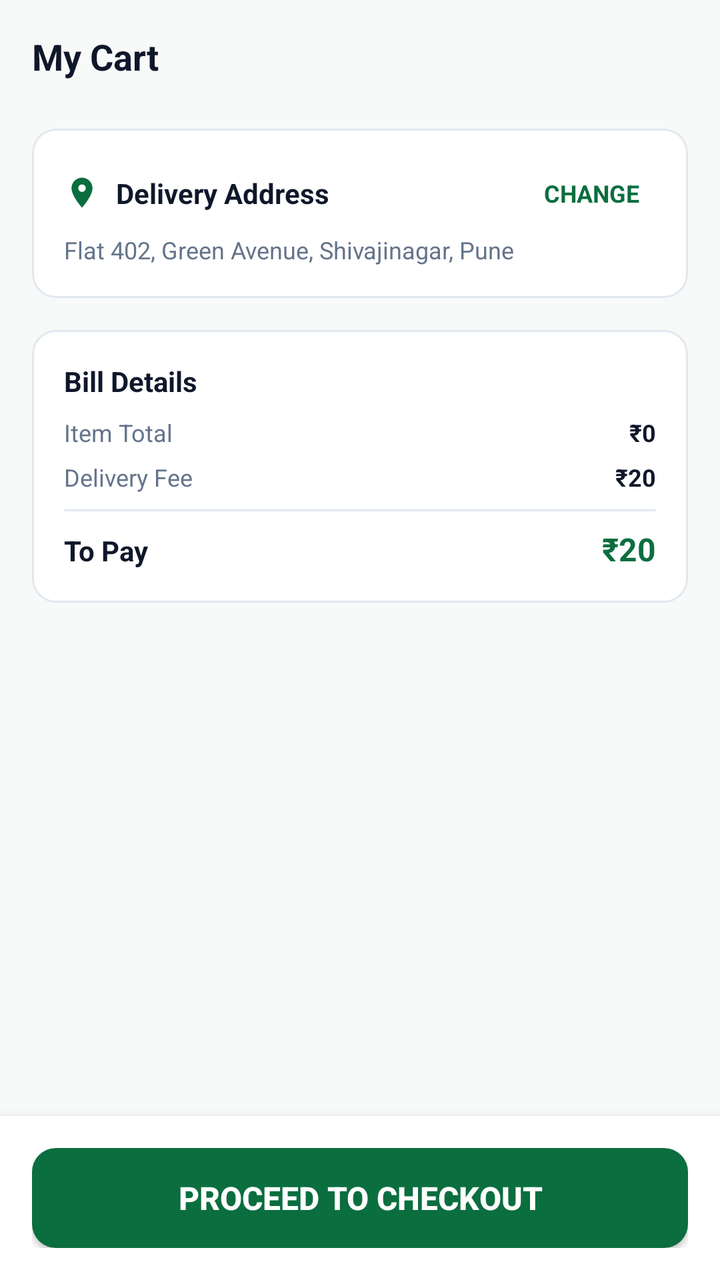
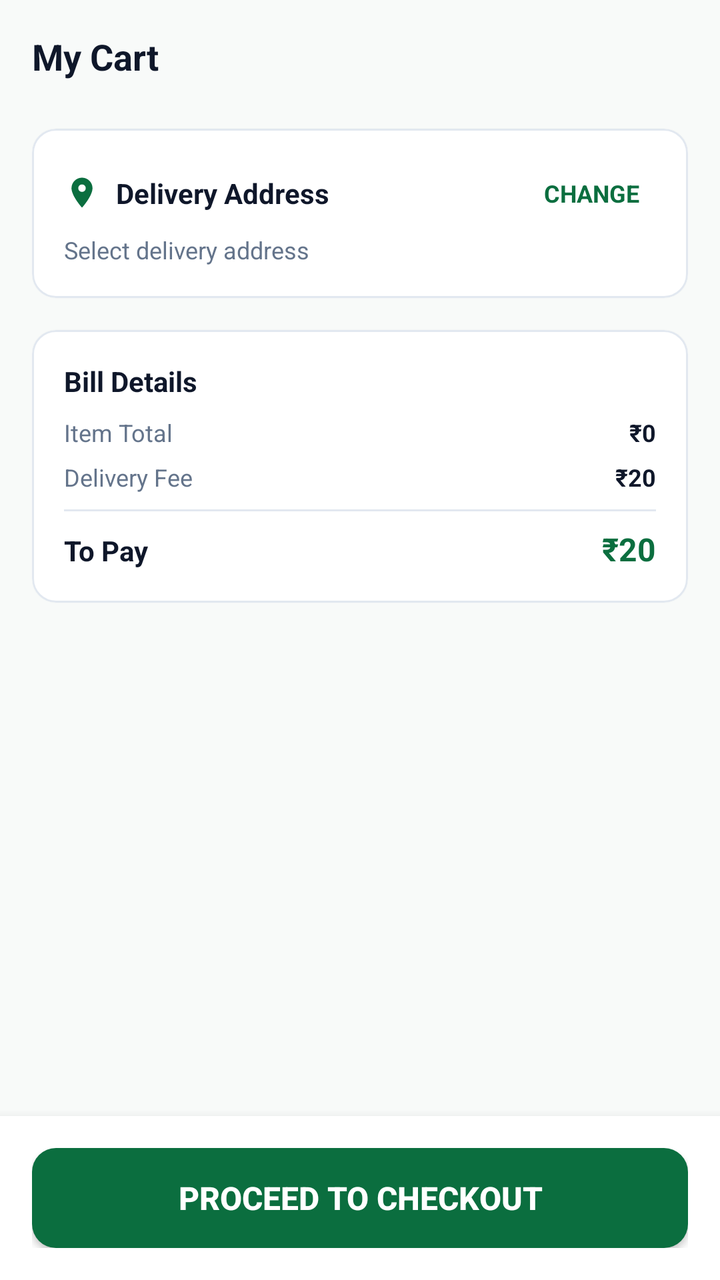

The first picture is an Android layout as it rendered before a commit; the second is the same layout after the commit. The layout source and the unified diff follow.
<!-- AndroidManifest.xml: application theme Theme.Rucart -->
<!-- res/layout/fragment_customer_cart.xml -->
<?xml version="1.0" encoding="utf-8"?>
<LinearLayout xmlns:android="http://schemas.android.com/apk/res/android"
    xmlns:app="http://schemas.android.com/apk/res-auto"
    android:layout_width="match_parent"
    android:layout_height="match_parent"
    android:background="@color/window_background"
    android:orientation="vertical">

    <androidx.core.widget.NestedScrollView
        android:layout_width="match_parent"
        android:layout_height="0dp"
        android:layout_weight="1"
        android:fillViewport="true">

        <LinearLayout
            android:layout_width="match_parent"
            android:layout_height="wrap_content"
            android:orientation="vertical"
            android:padding="@dimen/spacing_medium">

            
            <TextView
                android:layout_width="wrap_content"
                android:layout_height="wrap_content"
                android:text="@string/my_cart"
                android:textColor="@color/text_primary"
                android:textSize="@dimen/text_heading"
                android:textStyle="bold" />

            
            <LinearLayout
                android:id="@+id/layoutEmptyCart"
                android:layout_width="match_parent"
                android:layout_height="260dp"
                android:gravity="center"
                android:orientation="vertical"
                android:visibility="gone">

                <ImageView
                    android:layout_width="72dp"
                    android:layout_height="72dp"
                    android:src="@drawable/ic_cart" />

                <TextView
                    android:layout_width="wrap_content"
                    android:layout_height="wrap_content"
                    android:layout_marginTop="@dimen/spacing_medium"
                    android:text="@string/empty_cart"
                    android:textColor="@color/text_primary"
                    android:textSize="@dimen/text_subheading"
                    android:textStyle="bold" />

                <TextView
                    android:layout_width="wrap_content"
                    android:layout_height="wrap_content"
                    android:layout_marginTop="4dp"
                    android:text="Explore fresh fruits, vegetables, and daily staples"
                    android:textColor="@color/text_secondary"
                    android:textSize="@dimen/text_caption" />

                <androidx.appcompat.widget.AppCompatButton
                    android:id="@+id/btnExploreGroceries"
                    android:layout_width="wrap_content"
                    android:layout_height="40dp"
                    android:layout_marginTop="@dimen/spacing_medium"
                    android:background="@drawable/bg_button_primary"
                    android:paddingHorizontal="@dimen/spacing_large"
                    android:text="Browse Products"
                    android:textColor="@color/white"
                    android:textSize="12sp"
                    android:textStyle="bold" />
            </LinearLayout>

            
            <LinearLayout
                android:id="@+id/layoutGuestCart"
                android:layout_width="match_parent"
                android:layout_height="280dp"
                android:gravity="center"
                android:orientation="vertical"
                android:visibility="gone">

                <ImageView
                    android:layout_width="72dp"
                    android:layout_height="72dp"
                    android:src="@drawable/ic_account" />

                <TextView
                    android:layout_width="wrap_content"
                    android:layout_height="wrap_content"
                    android:layout_marginTop="@dimen/spacing_medium"
                    android:text="Sign in to View Your Cart"
                    android:textColor="@color/text_primary"
                    android:textSize="@dimen/text_subheading"
                    android:textStyle="bold" />

                <TextView
                    android:layout_width="wrap_content"
                    android:layout_height="wrap_content"
                    android:layout_marginTop="4dp"
                    android:text="Log in or create an account to start shopping fresh groceries"
                    android:textColor="@color/text_secondary"
                    android:textSize="@dimen/text_caption" />

                <androidx.appcompat.widget.AppCompatButton
                    android:id="@+id/btnCartLogin"
                    android:layout_width="wrap_content"
                    android:layout_height="42dp"
                    android:layout_marginTop="@dimen/spacing_medium"
                    android:background="@drawable/bg_button_primary"
                    android:paddingHorizontal="@dimen/spacing_large"
                    android:text="Log In / Sign Up"
                    android:textColor="@color/white"
                    android:textSize="13sp"
                    android:textStyle="bold" />
            </LinearLayout>

            
            <androidx.recyclerview.widget.RecyclerView
                android:id="@+id/rvCartItems"
                android:layout_width="match_parent"
                android:layout_height="wrap_content"
                android:layout_marginTop="@dimen/spacing_small"
                android:nestedScrollingEnabled="false" />

            
            <com.google.android.material.card.MaterialCardView
                android:id="@+id/cardAddress"
                android:layout_width="match_parent"
                android:layout_height="wrap_content"
                android:layout_marginTop="@dimen/spacing_medium"
                app:cardCornerRadius="@dimen/corner_radius_medium"
                app:cardElevation="1dp"
                app:strokeColor="@color/divider_color"
                app:strokeWidth="1dp">

                <LinearLayout
                    android:layout_width="match_parent"
                    android:layout_height="wrap_content"
                    android:orientation="vertical"
                    android:padding="@dimen/spacing_medium">

                    <LinearLayout
                        android:layout_width="match_parent"
                        android:layout_height="wrap_content"
                        android:gravity="center_vertical"
                        android:orientation="horizontal">

                        <ImageView
                            android:layout_width="18dp"
                            android:layout_height="18dp"
                            android:src="@drawable/ic_location" />

                        <TextView
                            android:layout_width="0dp"
                            android:layout_height="wrap_content"
                            android:layout_marginStart="@dimen/spacing_small"
                            android:layout_weight="1"
                            android:text="Delivery Address"
                            android:textColor="@color/text_primary"
                            android:textSize="@dimen/text_body"
                            android:textStyle="bold" />

                        <TextView
                            android:id="@+id/btnCartChangeAddress"
                            android:layout_width="wrap_content"
                            android:layout_height="wrap_content"
                            android:padding="@dimen/spacing_small"
                            android:text="CHANGE"
                            android:textColor="@color/primary_green"
                            android:textSize="12sp"
                            android:textStyle="bold" />
                    </LinearLayout>

                    <TextView
                        android:id="@+id/tvCartAddress"
                        android:layout_width="wrap_content"
                        android:layout_height="wrap_content"
                        android:layout_marginTop="4dp"
                        android:text="Flat 402, Green Avenue, Shivajinagar, Pune"
                        android:textColor="@color/text_secondary"
                        android:textSize="@dimen/text_caption" />
                </LinearLayout>
            </com.google.android.material.card.MaterialCardView>

            
            <com.google.android.material.card.MaterialCardView
                android:id="@+id/cardBill"
                android:layout_width="match_parent"
                android:layout_height="wrap_content"
                android:layout_marginTop="@dimen/spacing_medium"
                app:cardCornerRadius="@dimen/corner_radius_medium"
                app:cardElevation="1dp"
                app:strokeColor="@color/divider_color"
                app:strokeWidth="1dp">

                <LinearLayout
                    android:layout_width="match_parent"
                    android:layout_height="wrap_content"
                    android:orientation="vertical"
                    android:padding="@dimen/spacing_medium">

                    <TextView
                        android:layout_width="wrap_content"
                        android:layout_height="wrap_content"
                        android:text="@string/bill_details"
                        android:textColor="@color/text_primary"
                        android:textSize="@dimen/text_body"
                        android:textStyle="bold" />

                    <LinearLayout
                        android:layout_width="match_parent"
                        android:layout_height="wrap_content"
                        android:layout_marginTop="@dimen/spacing_small"
                        android:orientation="horizontal">

                        <TextView
                            android:layout_width="0dp"
                            android:layout_height="wrap_content"
                            android:layout_weight="1"
                            android:text="@string/item_total"
                            android:textColor="@color/text_secondary"
                            android:textSize="@dimen/text_caption" />

                        <TextView
                            android:id="@+id/tvItemTotal"
                            android:layout_width="wrap_content"
                            android:layout_height="wrap_content"
                            android:text="₹0"
                            android:textColor="@color/text_primary"
                            android:textSize="@dimen/text_caption"
                            android:textStyle="bold" />
                    </LinearLayout>

                    <LinearLayout
                        android:layout_width="match_parent"
                        android:layout_height="wrap_content"
                        android:layout_marginTop="6dp"
                        android:orientation="horizontal">

                        <TextView
                            android:layout_width="0dp"
                            android:layout_height="wrap_content"
                            android:layout_weight="1"
                            android:text="@string/delivery_partner_fee"
                            android:textColor="@color/text_secondary"
                            android:textSize="@dimen/text_caption" />

                        <TextView
                            android:id="@+id/tvDeliveryFee"
                            android:layout_width="wrap_content"
                            android:layout_height="wrap_content"
                            android:text="₹20"
                            android:textColor="@color/text_primary"
                            android:textSize="@dimen/text_caption"
                            android:textStyle="bold" />
                    </LinearLayout>

                    <View
                        android:layout_width="match_parent"
                        android:layout_height="1dp"
                        android:layout_marginVertical="@dimen/spacing_small"
                        android:background="@color/divider_color" />

                    <LinearLayout
                        android:layout_width="match_parent"
                        android:layout_height="wrap_content"
                        android:orientation="horizontal">

                        <TextView
                            android:layout_width="0dp"
                            android:layout_height="wrap_content"
                            android:layout_weight="1"
                            android:text="@string/grand_total"
                            android:textColor="@color/text_primary"
                            android:textSize="@dimen/text_body"
                            android:textStyle="bold" />

                        <TextView
                            android:id="@+id/tvGrandTotal"
                            android:layout_width="wrap_content"
                            android:layout_height="wrap_content"
                            android:text="₹20"
                            android:textColor="@color/primary_green"
                            android:textSize="@dimen/text_subheading"
                            android:textStyle="bold" />
                    </LinearLayout>
                </LinearLayout>
            </com.google.android.material.card.MaterialCardView>

        </LinearLayout>
    </androidx.core.widget.NestedScrollView>

    
    <LinearLayout
        android:id="@+id/layoutCheckoutFooter"
        android:layout_width="match_parent"
        android:layout_height="wrap_content"
        android:background="@color/white"
        android:elevation="8dp"
        android:orientation="vertical"
        android:padding="@dimen/spacing_medium">

        <androidx.appcompat.widget.AppCompatButton
            android:id="@+id/btnCheckout"
            android:layout_width="match_parent"
            android:layout_height="50dp"
            android:background="@drawable/bg_button_primary"
            android:text="Proceed to Checkout"
            android:textColor="@color/white"
            android:textSize="@dimen/text_subheading"
            android:textStyle="bold" />
    </LinearLayout>

</LinearLayout>
<!-- resources referenced by this layout -->
<resources>
  <color name="divider_color">#E2E8F0</color>
  <color name="primary_green">#0B6E3F</color>
  <color name="text_primary">#0F172A</color>
  <color name="text_secondary">#64748B</color>
  <color name="white">#FFFFFF</color>
  <color name="window_background">#F8FAF9</color>
  <dimen name="corner_radius_medium">12dp</dimen>
  <dimen name="spacing_large">24dp</dimen>
  <dimen name="spacing_medium">16dp</dimen>
  <dimen name="spacing_small">8dp</dimen>
  <dimen name="text_body">14sp</dimen>
  <dimen name="text_caption">12sp</dimen>
  <dimen name="text_heading">18sp</dimen>
  <dimen name="text_subheading">16sp</dimen>
  <!-- drawable bg_button_primary (drawable) -->
  <?xml version="1.0" encoding="utf-8"?>
  <ripple xmlns:android="http://schemas.android.com/apk/res/android"
      android:color="#33FFFFFF">
      <item>
          <shape android:shape="rectangle">
              <solid android:color="@color/primary_green" />
              <corners android:radius="@dimen/corner_radius_medium" />
          </shape>
      </item>
  </ripple>
  <!-- drawable ic_account (drawable) -->
  <vector xmlns:android="http://schemas.android.com/apk/res/android"
      android:width="24dp"
      android:height="24dp"
      android:viewportWidth="24"
      android:viewportHeight="24">
      <path
          android:fillColor="@color/primary_green"
          android:pathData="M12,12c2.21,0 4,-1.79 4,-4s-1.79,-4 -4,-4 -4,1.79 -4,4 1.79,4 4,4zm0,2c-2.67,0 -8,1.34 -8,4v2h16v-2c0,-2.66 -5.33,-4 -8,-4z" />
  </vector>
  <!-- drawable ic_cart (drawable) -->
  <vector xmlns:android="http://schemas.android.com/apk/res/android"
      android:width="24dp"
      android:height="24dp"
      android:viewportWidth="24"
      android:viewportHeight="24">
      <path
          android:fillColor="@color/primary_green"
          android:pathData="M7,18c-1.1,0 -1.99,0.9 -1.99,2S5.9,22 7,22s2,-0.9 2,-2 -0.9,-2 -2,-2zM1,2v2h2l3.6,7.59 -1.35,2.45c-0.16,0.28 -0.25,0.61 -0.25,0.96 0,1.1 0.9,2 2,2h12v-2H7.42c-0.14,0 -0.25,-0.11 -0.25,-0.25l0.03,-0.12 0.9,-1.63h7.45c0.75,0 1.41,-0.41 1.75,-1.03l3.58,-6.49c0.08,-0.14 0.12,-0.31 0.12,-0.48 0,-0.55 -0.45,-1 -1,-1H5.21l-0.94,-2H1zm16,16c-1.1,0 -1.99,0.9 -1.99,2s0.89,2 1.99,2 2,-0.9 2,-2 -0.9,-2 -2,-2z" />
  </vector>
  <!-- drawable ic_location (drawable) -->
  <vector xmlns:android="http://schemas.android.com/apk/res/android"
      android:width="24dp"
      android:height="24dp"
      android:viewportWidth="24"
      android:viewportHeight="24">
      <path
          android:fillColor="@color/primary_green"
          android:pathData="M12,2C8.13,2 5,5.13 5,9c0,5.25 7,13 7,13s7,-7.75 7,-13c0,-3.87 -3.13,-7 -7,-7zm0,9.5c-1.38,0 -2.5,-1.12 -2.5,-2.5s1.12,-2.5 2.5,-2.5 2.5,1.12 2.5,2.5 -1.12,2.5 -2.5,2.5z" />
  </vector>
  <string name="bill_details">Bill Details</string>
  <string name="delivery_partner_fee">Delivery Fee</string>
  <string name="empty_cart">Your cart is empty</string>
  <string name="grand_total">To Pay</string>
  <string name="item_total">Item Total</string>
  <string name="my_cart">My Cart</string>
  <color name="primary_green_dark">#074D2B</color>
  <color name="text_on_primary">#FFFFFF</color>
  <color name="accent_green">#00A859</color>
  <color name="primary_green_light">#13884C</color>
  <!-- unchanged entries left out for length: 1 -->
</resources>

<!-- the commit's change to res/layout/fragment_customer_cart.xml (unified diff, before → after) -->
@@ -177,7 +177,7 @@
                         android:layout_width="wrap_content"
                         android:layout_height="wrap_content"
                         android:layout_marginTop="4dp"
-                        android:text="Flat 402, Green Avenue, Shivajinagar, Pune"
+                        android:text="Select delivery address"
                         android:textColor="@color/text_secondary"
                         android:textSize="@dimen/text_caption" />
                 </LinearLayout>
